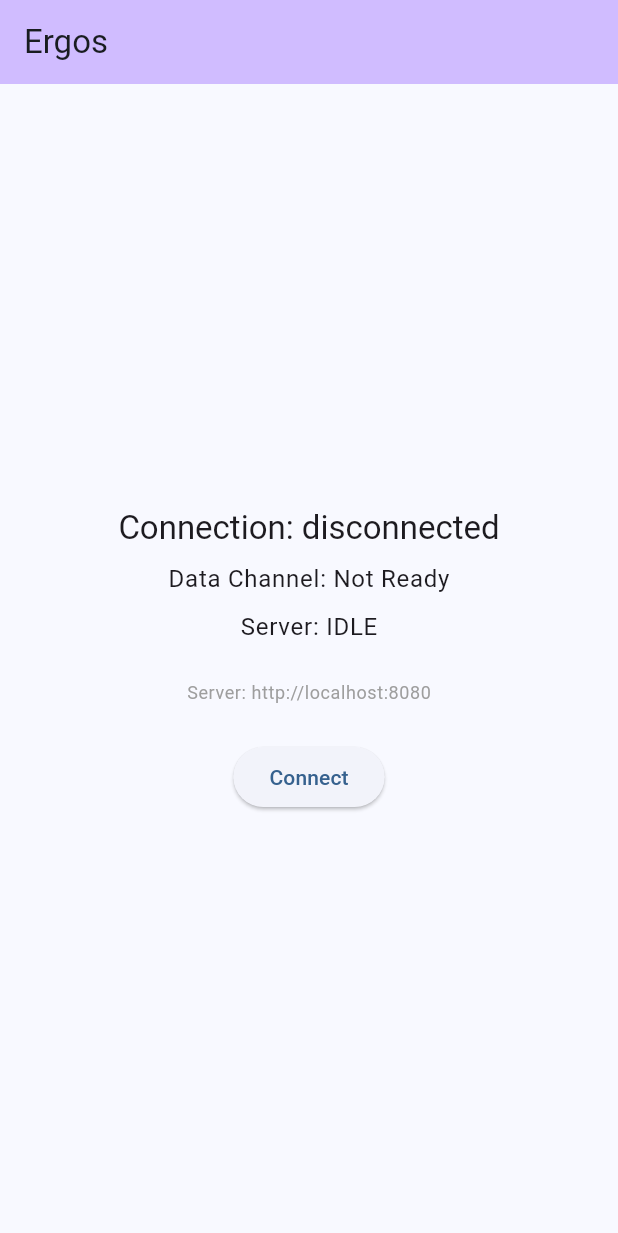
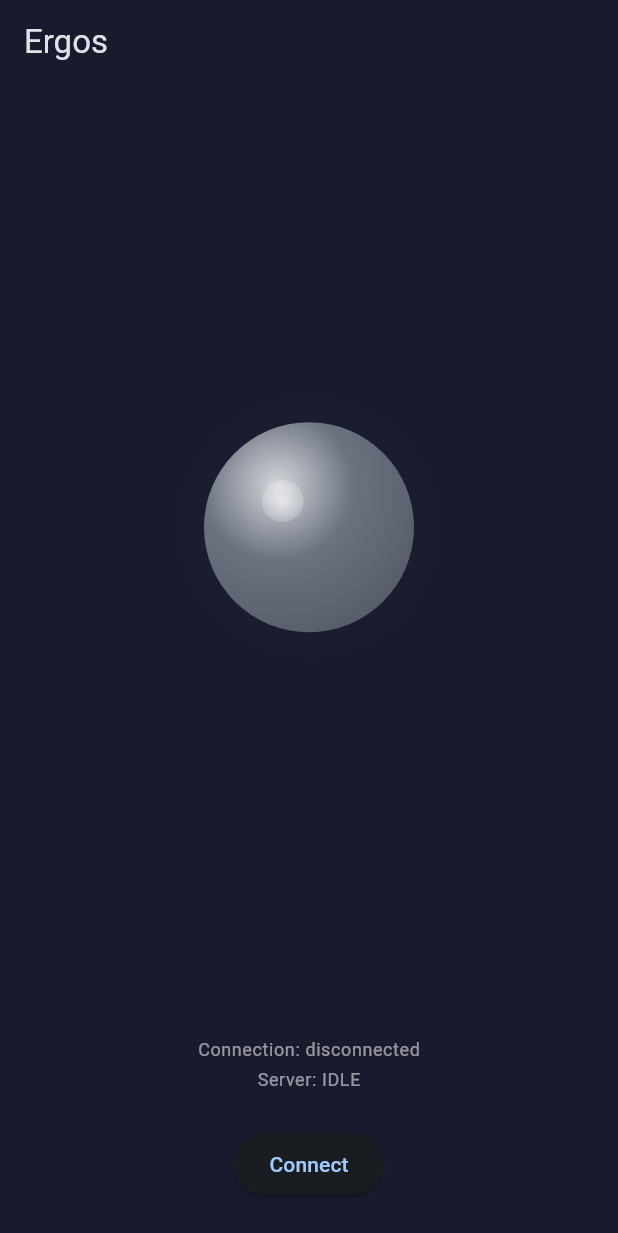
Before and after one commit to alucard1311/ergos-mvp, a Flutter app: the screen it shows after launch, on a phone screen of 412 x 824 dp. Shown: the top 1233 px of the screen. Run offline on Flutter 3.47's test engine with Material 3 defaults, Android fonts, the phone set to English and light mode, and no system bars; our stand-ins replace permission_handler; missing offline and left inert: flutter_webrtc, vad.

Commit message:
feat(10-02): wire ErgosOrb into main.dart with barge-in
- Add import for ErgosOrb widget
- Add _sendBargeIn() method to send barge_in message via data channel
- Replace text-based UI with animated orb display
- Apply dark theme (Color 0xFF1A1A2E) for better orb visibility
- Show "Tap to interrupt" hint only when SPEAKING
- Keep status info as small text below orb
- Maintain Connect/Disconnect button at bottom

Co-Authored-By: Claude Opus 4.5 <noreply@anthropic.com>

```diff
--- a/client/lib/main.dart
+++ b/client/lib/main.dart
@@ -6,6 +6,7 @@ import 'models/connection_state.dart';
 import 'services/signaling_service.dart';
 import 'services/vad_service.dart';
 import 'services/webrtc_service.dart';
+import 'widgets/ergos_orb.dart';
 
 void main() {
   runApp(const ErgosApp());
@@ -101,6 +102,16 @@ class _ErgosAppState extends State<ErgosApp> {
     }
   }
 
+  /// Sends barge-in message to interrupt server speech.
+  void _sendBargeIn() {
+    if (_serverState == 'SPEAKING') {
+      _webRTCService.sendDataChannelMessage({
+        'type': 'barge_in',
+        'timestamp': DateTime.now().millisecondsSinceEpoch / 1000,
+      });
+    }
+  }
+
   /// Disconnects from the server.
   Future<void> _disconnect() async {
     await _vadService.stopListening();
@@ -124,52 +135,71 @@ class _ErgosAppState extends State<ErgosApp> {
     return MaterialApp(
       title: 'Ergos',
       theme: ThemeData(
-        colorScheme: ColorScheme.fromSeed(seedColor: Colors.blue),
+        colorScheme: ColorScheme.fromSeed(
+          seedColor: Colors.blue,
+          brightness: Brightness.dark,
+        ),
         useMaterial3: true,
       ),
       home: Scaffold(
+        backgroundColor: const Color(0xFF1A1A2E),
         appBar: AppBar(
-          backgroundColor: Theme.of(context).colorScheme.inversePrimary,
+          backgroundColor: const Color(0xFF1A1A2E),
           title: const Text('Ergos'),
         ),
-        body: Center(
-          child: Padding(
-            padding: const EdgeInsets.all(24.0),
+        body: SafeArea(
           child: Column(
-              mainAxisAlignment: MainAxisAlignment.center,
             children: [
-                // Connection state
+              // Main content area with orb
+              Expanded(
+                child: Center(
+                  child: Column(
+                    mainAxisSize: MainAxisSize.min,
+                    children: [
+                      // Animated orb
+                      ErgosOrb(
+                        serverState: _serverState,
+                        onBargeIn: _sendBargeIn,
+                      ),
+                      const SizedBox(height: 24),
+                      // Tap hint (only when speaking)
+                      Text(
+                        _serverState == 'SPEAKING' ? 'Tap to interrupt' : '',
+                        style: Theme.of(context).textTheme.bodyMedium?.copyWith(
+                              color: Colors.white70,
+                            ),
+                      ),
+                    ],
+                  ),
+                ),
+              ),
+
+              // Status info section
+              Padding(
+                padding: const EdgeInsets.symmetric(horizontal: 24.0),
+                child: Column(
+                  children: [
                     Text(
                       'Connection: ${_connectionState.name}',
-                  style: Theme.of(context).textTheme.titleLarge,
+                      style: Theme.of(context).textTheme.bodySmall?.copyWith(
+                            color: Colors.white54,
                           ),
-                const SizedBox(height: 8),
-
-                // Data channel state
-                Text(
-                  'Data Channel: ${_dataChannelReady ? "Ready" : "Not Ready"}',
-                  style: Theme.of(context).textTheme.bodyLarge,
                     ),
-                const SizedBox(height: 8),
-
-                // Server state
+                    const SizedBox(height: 4),
                     Text(
                       'Server: $_serverState',
-                  style: Theme.of(context).textTheme.bodyLarge,
-                ),
-                const SizedBox(height: 24),
-
-                // Server URL
-                Text(
-                  'Server: $_serverUrl',
                       style: Theme.of(context).textTheme.bodySmall?.copyWith(
-                        color: Colors.grey,
+                            color: Colors.white54,
                           ),
                     ),
-                const SizedBox(height: 24),
+                  ],
+                ),
+              ),
 
               // Connect/Disconnect button
-                ElevatedButton(
+              Padding(
+                padding: const EdgeInsets.all(24.0),
+                child: ElevatedButton(
                   onPressed: _connectionState == ClientConnectionState.connecting
                       ? null
                       : () {
@@ -187,8 +217,8 @@ class _ErgosAppState extends State<ErgosApp> {
                             : 'Connect',
                   ),
                 ),
+              ),
             ],
-            ),
           ),
         ),
       ),
```
Lines whose indentation alone changed are shown as unchanged.
